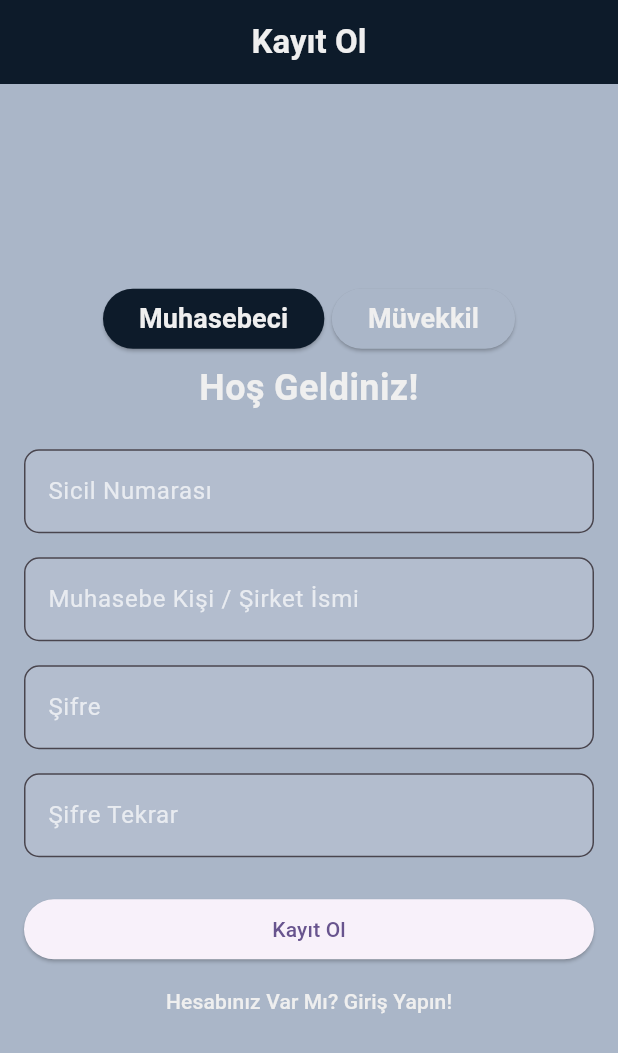
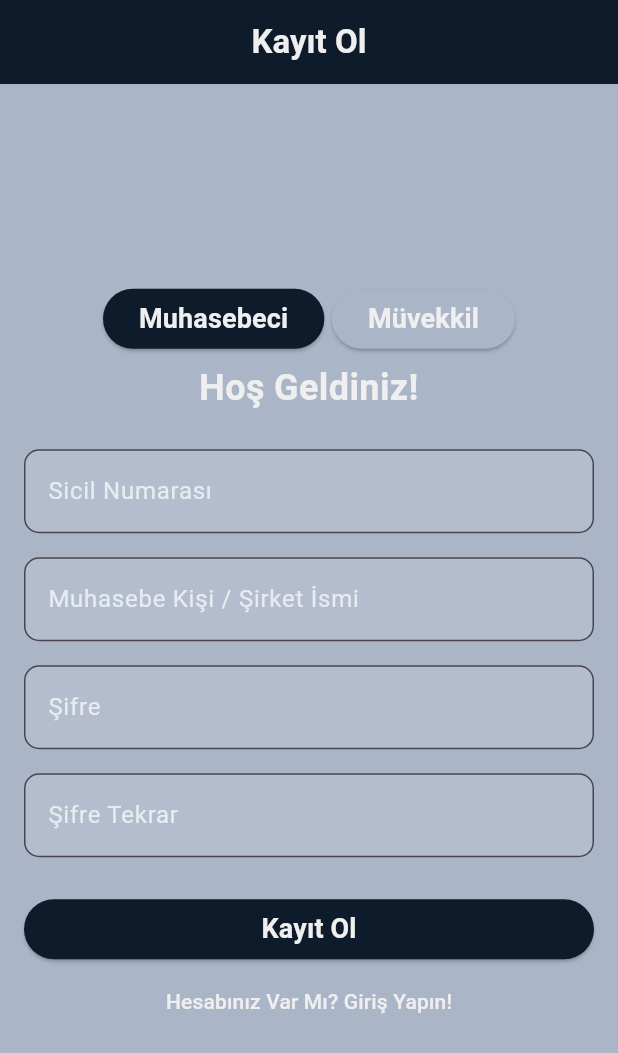
Before and after one commit to Talperengok/4D-Muhasebe, a Flutter app: the screen it shows after launch, after a tap on "Hesabınız Yok Mu? Kayıt Olun!", on a phone screen of 412 x 824 dp. Shown: the top 1053 px of the screen. Run offline on Flutter 3.47's test engine with Material 3 defaults, Android fonts, the light colour scheme and no system bars; our stand-ins replace dio, file_picker, loading_animation_widget, share_plus, shared_preferences.

Commit message:
loginpage kayıt ol butonu düzeltme

```diff
--- a/lib/Pages/User/LoginPage.dart
+++ b/lib/Pages/User/LoginPage.dart
@@ -389,16 +389,26 @@ class _LoginPageState extends State<LoginPage> {
                       ),
                     );
                   },
-                  child: const Text("Kayıt Ol"),
+                style: ElevatedButton.styleFrom(
+                    backgroundColor: const Color(0xFF0D1B2A),
+                  ),
+                  child: const Text(
+                    'Kayıt Ol',
+                    style: TextStyle(
+                      color: Color(0xFFEFEFEF),
+                      fontSize: 18,
+                      fontWeight: FontWeight.bold,
+                    ),
+                  ),
                 ),
                 TextButton(
-                    onPressed: (){
-                      isLogin = true; //CHANGE PAGE TO LOGIN PAGE
-                      setState(() {
+                  onPressed: (){
+                    isLogin = true; //CHANGE PAGE TO LOGIN PAGE
+                    setState(() {
 
-                      });
-                },
-                child: const Text("Hesabınız Var Mı? Giriş Yapın!", style: TextStyle(color: Color(0xFFEFEFEF)))
+                    });
+                  },
+                  child: const Text("Hesabınız Var Mı? Giriş Yapın!", style: TextStyle(color: Color(0xFFEFEFEF))),
                 )
               ],
             ) : Column(
```
